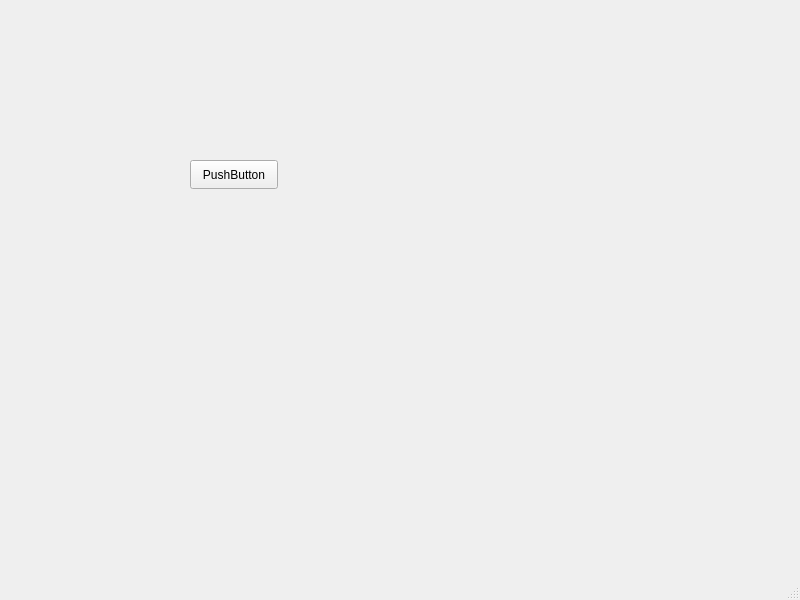
First picture: the form in QtApp/mainwindow.ui, repository Superfish83/BlackHoleSimulator, before the edit.
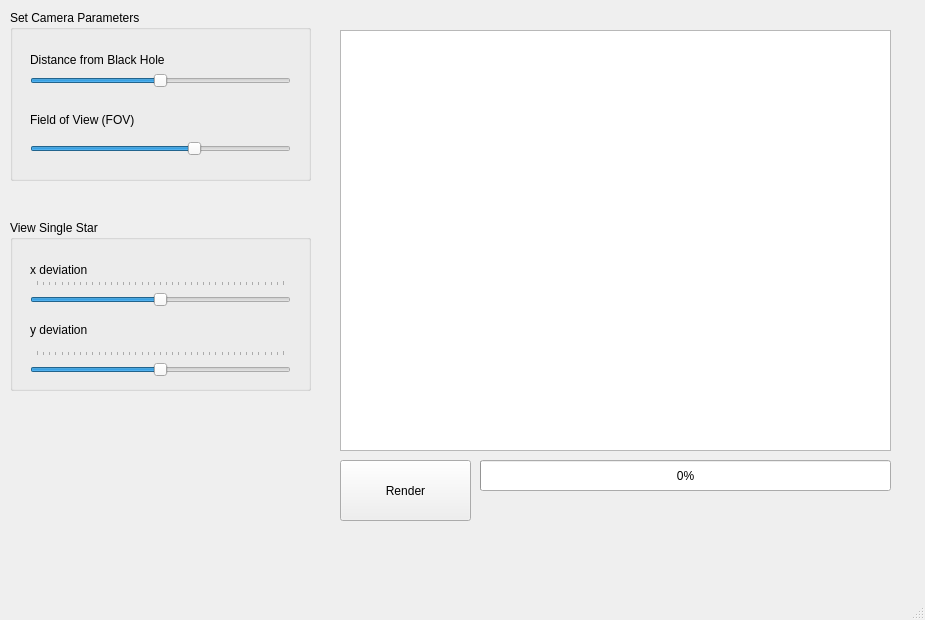
Second picture: the form after the edit.

Commit message: single star rendering

What changed in the file:
```diff
--- a/QtApp/mainwindow.ui
+++ b/QtApp/mainwindow.ui
@@ -6,8 +6,8 @@
    <rect>
     <x>0</x>
     <y>0</y>
-    <width>800</width>
-    <height>600</height>
+    <width>925</width>
+    <height>620</height>
    </rect>
   </property>
   <property name="windowTitle">
@@ -17,26 +17,229 @@
    <widget class="QPushButton" name="pushButton">
     <property name="geometry">
      <rect>
-      <x>190</x>
-      <y>160</y>
-      <width>88</width>
-      <height>29</height>
+      <x>340</x>
+      <y>460</y>
+      <width>131</width>
+      <height>61</height>
      </rect>
     </property>
     <property name="text">
-     <string>PushButton</string>
+     <string>Render</string>
     </property>
    </widget>
-  </widget>
-  <widget class="QMenuBar" name="menubar">
-   <property name="geometry">
-    <rect>
-     <x>0</x>
-     <y>0</y>
-     <width>800</width>
-     <height>25</height>
-    </rect>
-   </property>
+   <widget class="QGroupBox" name="groupBox">
+    <property name="geometry">
+     <rect>
+      <x>10</x>
+      <y>10</y>
+      <width>301</width>
+      <height>171</height>
+     </rect>
+    </property>
+    <property name="title">
+     <string>Set Camera Parameters</string>
+    </property>
+    <widget class="QSlider" name="hsD">
+     <property name="geometry">
+      <rect>
+       <x>20</x>
+       <y>60</y>
+       <width>261</width>
+       <height>21</height>
+      </rect>
+     </property>
+     <property name="minimum">
+      <number>5</number>
+     </property>
+     <property name="maximum">
+      <number>25</number>
+     </property>
+     <property name="value">
+      <number>15</number>
+     </property>
+     <property name="orientation">
+      <enum>Qt::Orientation::Horizontal</enum>
+     </property>
+    </widget>
+    <widget class="QSlider" name="hsFOV">
+     <property name="geometry">
+      <rect>
+       <x>20</x>
+       <y>130</y>
+       <width>261</width>
+       <height>18</height>
+      </rect>
+     </property>
+     <property name="minimum">
+      <number>10</number>
+     </property>
+     <property name="maximum">
+      <number>120</number>
+     </property>
+     <property name="value">
+      <number>80</number>
+     </property>
+     <property name="tracking">
+      <bool>true</bool>
+     </property>
+     <property name="orientation">
+      <enum>Qt::Orientation::Horizontal</enum>
+     </property>
+     <property name="invertedAppearance">
+      <bool>false</bool>
+     </property>
+     <property name="invertedControls">
+      <bool>false</bool>
+     </property>
+    </widget>
+    <widget class="QLabel" name="lbD">
+     <property name="geometry">
+      <rect>
+       <x>20</x>
+       <y>40</y>
+       <width>211</width>
+       <height>20</height>
+      </rect>
+     </property>
+     <property name="text">
+      <string>Distance from Black Hole</string>
+     </property>
+    </widget>
+    <widget class="QLabel" name="lbFOV">
+     <property name="geometry">
+      <rect>
+       <x>20</x>
+       <y>100</y>
+       <width>171</width>
+       <height>20</height>
+      </rect>
+     </property>
+     <property name="text">
+      <string>Field of View (FOV)</string>
+     </property>
+    </widget>
+   </widget>
+   <widget class="QGraphicsView" name="graphicsView">
+    <property name="geometry">
+     <rect>
+      <x>340</x>
+      <y>30</y>
+      <width>551</width>
+      <height>421</height>
+     </rect>
+    </property>
+   </widget>
+   <widget class="QProgressBar" name="pbRenderProgress">
+    <property name="geometry">
+     <rect>
+      <x>480</x>
+      <y>460</y>
+      <width>411</width>
+      <height>31</height>
+     </rect>
+    </property>
+    <property name="value">
+     <number>0</number>
+    </property>
+   </widget>
+   <widget class="QGroupBox" name="groupBox_2">
+    <property name="geometry">
+     <rect>
+      <x>10</x>
+      <y>220</y>
+      <width>301</width>
+      <height>171</height>
+     </rect>
+    </property>
+    <property name="title">
+     <string>View Single Star</string>
+    </property>
+    <widget class="QSlider" name="hsXoff">
+     <property name="geometry">
+      <rect>
+       <x>20</x>
+       <y>60</y>
+       <width>261</width>
+       <height>31</height>
+      </rect>
+     </property>
+     <property name="minimum">
+      <number>-20</number>
+     </property>
+     <property name="maximum">
+      <number>20</number>
+     </property>
+     <property name="value">
+      <number>0</number>
+     </property>
+     <property name="orientation">
+      <enum>Qt::Orientation::Horizontal</enum>
+     </property>
+     <property name="tickPosition">
+      <enum>QSlider::TickPosition::TicksAbove</enum>
+     </property>
+    </widget>
+    <widget class="QSlider" name="hsYoff">
+     <property name="geometry">
+      <rect>
+       <x>20</x>
+       <y>130</y>
+       <width>261</width>
+       <height>31</height>
+      </rect>
+     </property>
+     <property name="minimum">
+      <number>-20</number>
+     </property>
+     <property name="maximum">
+      <number>20</number>
+     </property>
+     <property name="value">
+      <number>0</number>
+     </property>
+     <property name="tracking">
+      <bool>true</bool>
+     </property>
+     <property name="orientation">
+      <enum>Qt::Orientation::Horizontal</enum>
+     </property>
+     <property name="invertedAppearance">
+      <bool>false</bool>
+     </property>
+     <property name="invertedControls">
+      <bool>false</bool>
+     </property>
+     <property name="tickPosition">
+      <enum>QSlider::TickPosition::TicksAbove</enum>
+     </property>
+    </widget>
+    <widget class="QLabel" name="lbXoff">
+     <property name="geometry">
+      <rect>
+       <x>20</x>
+       <y>40</y>
+       <width>211</width>
+       <height>20</height>
+      </rect>
+     </property>
+     <property name="text">
+      <string>x deviation</string>
+     </property>
+    </widget>
+    <widget class="QLabel" name="lbYoff">
+     <property name="geometry">
+      <rect>
+       <x>20</x>
+       <y>100</y>
+       <width>171</width>
+       <height>20</height>
+      </rect>
+     </property>
+     <property name="text">
+      <string>y deviation</string>
+     </property>
+    </widget>
+   </widget>
   </widget>
   <widget class="QStatusBar" name="statusbar"/>
  </widget>
```
Left out of the diff: 2 changed lines with no effect on the pictures. The commit also changes 7 other files.
